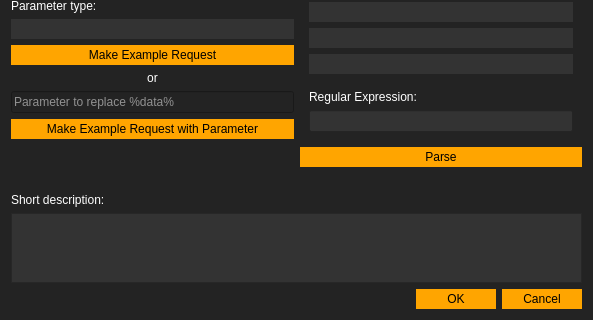
First picture: the form in configitem.ui, repository Acria-Network/Acria-Oracle-Node-Qt, before the edit; both pictures show x 0 to 593 and y 191 to 511 of the 593 by 511 pixel window.
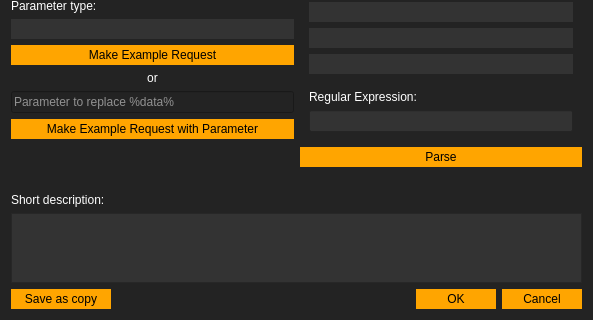
Second picture: the form after the edit. Icons and pictures are not drawn.

Commit message: added save as copy button

The edit to the form file:
```diff
--- a/configitem.ui
+++ b/configitem.ui
@@ -490,6 +490,56 @@
      </property>
     </widget>
    </item>
+   <item>
+    <layout class="QHBoxLayout" name="horizontalLayout">
+     <property name="topMargin">
+      <number>0</number>
+     </property>
+     <item>
+      <widget class="QPushButton" name="pushButton_save_and_continue">
+       <property name="minimumSize">
+        <size>
+         <width>100</width>
+         <height>0</height>
+        </size>
+       </property>
+       <property name="styleSheet">
+        <string notr="true">background-color:white;
+color:black;
+border: none;
+/*padding:30px;*/
+width:80px;
+padding-top:3px;
+padding-bottom:3px;
+background-color:orange;</string>
+       </property>
+       <property name="text">
+        <string>Save as copy</string>
+       </property>
+      </widget>
+     </item>
+     <item>
+      <widget class="QDialogButtonBox" name="buttonBox_1">
+       <property name="styleSheet">
+        <string notr="true">background-color:white;
+color:black;
+border: none;
+/*padding:30px;*/
+width:80px;
+padding-top:3px;
+padding-bottom:3px;
+background-color:orange;</string>
+       </property>
+       <property name="orientation">
+        <enum>Qt::Horizontal</enum>
+       </property>
+       <property name="standardButtons">
+        <set>QDialogButtonBox::Cancel|QDialogButtonBox::Ok</set>
+       </property>
+      </widget>
+     </item>
+    </layout>
+   </item>
    <item>
     <spacer name="verticalSpacer">
      <property name="orientation">
@@ -503,26 +553,6 @@
      </property>
     </spacer>
    </item>
-   <item>
-    <widget class="QDialogButtonBox" name="buttonBox_1">
-     <property name="styleSheet">
-      <string notr="true">background-color:white;
-color:black;
-border: none;
-/*padding:30px;*/
-width:80px;
-padding-top:3px;
-padding-bottom:3px;
-background-color:orange;</string>
-     </property>
-     <property name="orientation">
-      <enum>Qt::Horizontal</enum>
-     </property>
-     <property name="standardButtons">
-      <set>QDialogButtonBox::Cancel|QDialogButtonBox::Ok</set>
-     </property>
-    </widget>
-   </item>
   </layout>
  </widget>
  <resources/>
```
The commit also changes 4 other files.
